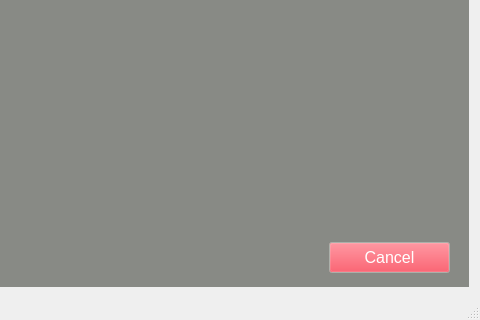
The window that leddargui/mainwindow.ui (SCCapstone/Sense-Able) describes before a commit, drawn with Qt 5; both pictures show x 412 to 892 and y 406 to 726 of the 892 by 726 pixel window.
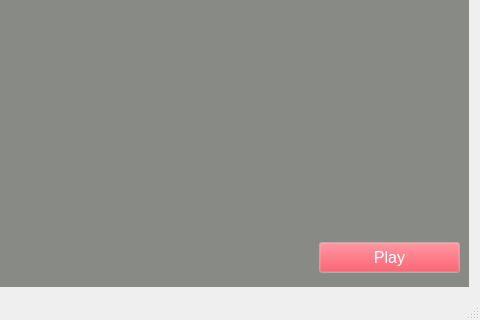
The same window after the commit. The open tabs and pages were chosen to show the change.

Commit message: Added a play/pause button and got rid of the cancel button on the go page close#89

```diff
--- a/leddargui/mainwindow.ui
+++ b/leddargui/mainwindow.ui
@@ -155,7 +155,7 @@
          </font>
         </property>
         <property name="currentIndex">
-         <number>2</number>
+         <number>0</number>
         </property>
         <widget class="QWidget" name="Page_StreamData">
          <widget class="QLabel" name="objectLabel">
@@ -314,88 +314,6 @@
            <set>Qt::AlignCenter</set>
           </property>
          </widget>
-         <widget class="QPushButton" name="cancelButton">
-          <property name="geometry">
-           <rect>
-            <x>730</x>
-            <y>620</y>
-            <width>121</width>
-            <height>31</height>
-           </rect>
-          </property>
-          <property name="palette">
-           <palette>
-            <active>
-             <colorrole role="Button">
-              <brush brushstyle="SolidPattern">
-               <color alpha="255">
-                <red>245</red>
-                <green>36</green>
-                <blue>54</blue>
-               </color>
-              </brush>
-             </colorrole>
-             <colorrole role="ButtonText">
-              <brush brushstyle="SolidPattern">
-               <color alpha="255">
-                <red>255</red>
-                <green>255</green>
-                <blue>255</blue>
-               </color>
-              </brush>
-             </colorrole>
-            </active>
-            <inactive>
-             <colorrole role="Button">
-              <brush brushstyle="SolidPattern">
-               <color alpha="255">
-                <red>245</red>
-                <green>36</green>
-                <blue>54</blue>
-               </color>
-              </brush>
-             </colorrole>
-             <colorrole role="ButtonText">
-              <brush brushstyle="SolidPattern">
-               <color alpha="255">
-                <red>255</red>
-                <green>255</green>
-                <blue>255</blue>
-               </color>
-              </brush>
-             </colorrole>
-            </inactive>
-            <disabled>
-             <colorrole role="Button">
-              <brush brushstyle="SolidPattern">
-               <color alpha="255">
-                <red>245</red>
-                <green>36</green>
-                <blue>54</blue>
-               </color>
-              </brush>
-             </colorrole>
-             <colorrole role="ButtonText">
-              <brush brushstyle="SolidPattern">
-               <color alpha="255">
-                <red>190</red>
-                <green>190</green>
-                <blue>190</blue>
-               </color>
-              </brush>
-             </colorrole>
-            </disabled>
-           </palette>
-          </property>
-          <property name="font">
-           <font>
-            <pointsize>12</pointsize>
-           </font>
-          </property>
-          <property name="text">
-           <string>Cancel</string>
-          </property>
-         </widget>
          <widget class="QPushButton" name="backButtonGo">
           <property name="geometry">
            <rect>
@@ -904,14 +822,96 @@
            <string>Orientation: Horizontal</string>
           </property>
          </widget>
+         <widget class="QPushButton" name="Play">
+          <property name="geometry">
+           <rect>
+            <x>720</x>
+            <y>620</y>
+            <width>141</width>
+            <height>31</height>
+           </rect>
+          </property>
+          <property name="palette">
+           <palette>
+            <active>
+             <colorrole role="Button">
+              <brush brushstyle="SolidPattern">
+               <color alpha="255">
+                <red>245</red>
+                <green>36</green>
+                <blue>54</blue>
+               </color>
+              </brush>
+             </colorrole>
+             <colorrole role="ButtonText">
+              <brush brushstyle="SolidPattern">
+               <color alpha="255">
+                <red>255</red>
+                <green>255</green>
+                <blue>255</blue>
+               </color>
+              </brush>
+             </colorrole>
+            </active>
+            <inactive>
+             <colorrole role="Button">
+              <brush brushstyle="SolidPattern">
+               <color alpha="255">
+                <red>245</red>
+                <green>36</green>
+                <blue>54</blue>
+               </color>
+              </brush>
+             </colorrole>
+             <colorrole role="ButtonText">
+              <brush brushstyle="SolidPattern">
+               <color alpha="255">
+                <red>255</red>
+                <green>255</green>
+                <blue>255</blue>
+               </color>
+              </brush>
+             </colorrole>
+            </inactive>
+            <disabled>
+             <colorrole role="Button">
+              <brush brushstyle="SolidPattern">
+               <color alpha="255">
+                <red>245</red>
+                <green>36</green>
+                <blue>54</blue>
+               </color>
+              </brush>
+             </colorrole>
+             <colorrole role="ButtonText">
+              <brush brushstyle="SolidPattern">
+               <color alpha="255">
+                <red>190</red>
+                <green>190</green>
+                <blue>190</blue>
+               </color>
+              </brush>
+             </colorrole>
+            </disabled>
+           </palette>
+          </property>
+          <property name="font">
+           <font>
+            <pointsize>12</pointsize>
+           </font>
+          </property>
+          <property name="text">
+           <string>Play</string>
+          </property>
+         </widget>
          <zorder>cameraView</zorder>
          <zorder>objectLabel</zorder>
-         <zorder>cancelButton</zorder>
          <zorder>backButtonGo</zorder>
          <zorder>changeCamera</zorder>
          <zorder>changeOrient</zorder>
          <zorder>cameraLabel</zorder>
          <zorder>orientLabel</zorder>
+         <zorder>Play</zorder>
         </widget>
         <widget class="QWidget" name="Page_Home">
          <layout class="QHBoxLayout" name="horizontalLayout_4">
```
The commit also changes 2 other files.
